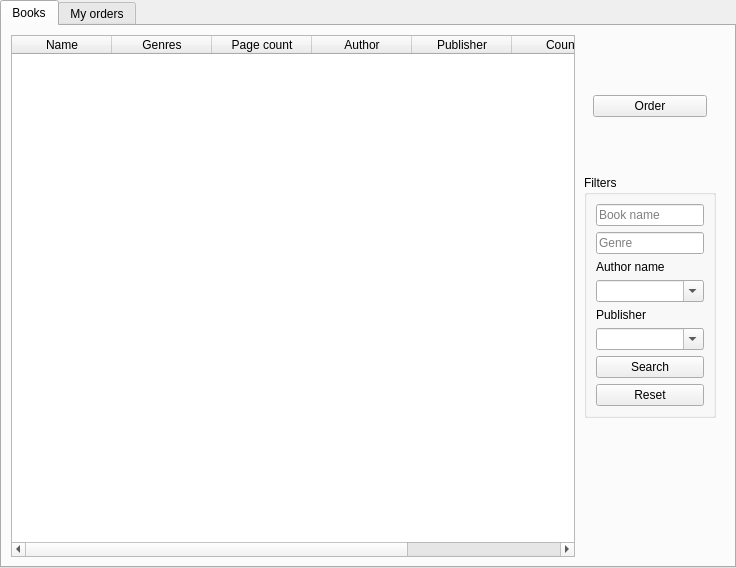
Above: ui/customerForm.ui from Kamikoto-sama/NetBookShop before the change. Below: the same form after it.
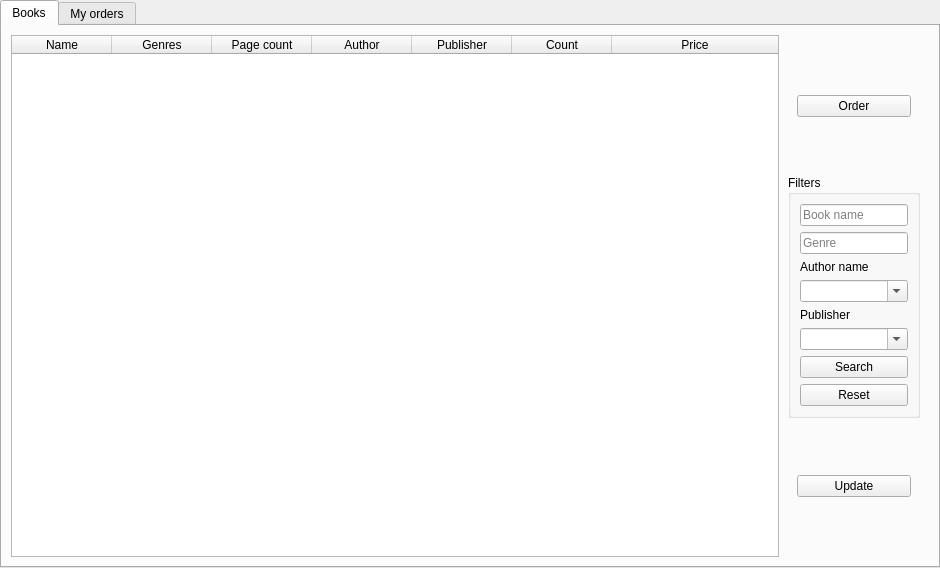
That is the form after the change.

Commit message: customer form done

Patch:
```diff
--- a/ui/customerForm.ui
+++ b/ui/customerForm.ui
@@ -6,7 +6,7 @@
    <rect>
     <x>0</x>
     <y>0</y>
-    <width>736</width>
+    <width>940</width>
     <height>568</height>
    </rect>
   </property>
@@ -251,7 +251,20 @@
            </widget>
           </item>
           <item>
-           <widget class="QWidget" name="widget_3" native="true"/>
+           <widget class="QWidget" name="widget_3" native="true">
+            <layout class="QVBoxLayout" name="verticalLayout_3">
+             <item>
+              <widget class="QPushButton" name="booksUpdateBtn">
+               <property name="cursor">
+                <cursorShape>PointingHandCursor</cursorShape>
+               </property>
+               <property name="text">
+                <string>Update</string>
+               </property>
+              </widget>
+             </item>
+            </layout>
+           </widget>
           </item>
          </layout>
         </widget>
```
Left out of the diff: 15 changed lines with no effect on the pictures. The commit also changes 16 other files.
